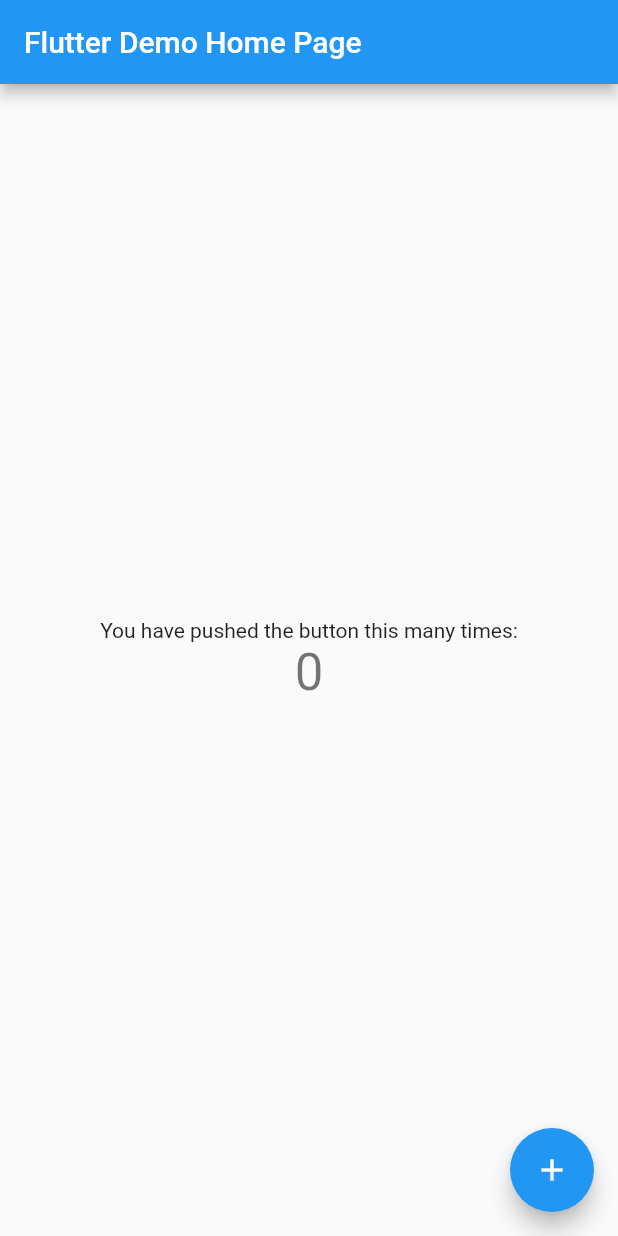
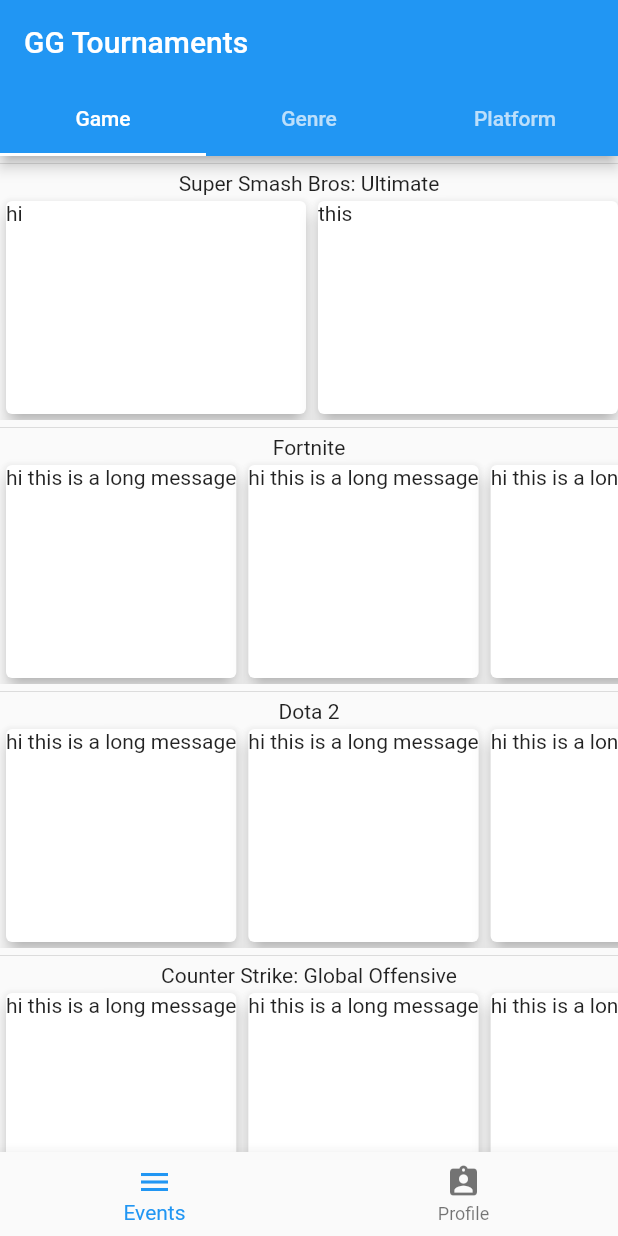
Before and after one commit to ggtournaments/ggtournaments.github.io, a Flutter app: the screen it shows after launch, on a phone screen of 412 x 824 dp. Run offline on Flutter 3.47's test engine with Material 2 defaults, Android fonts, the phone set to English and light mode, and no system bars.

Commit message:
initial commit to events branch

```diff
--- /dev/null
+++ b/gg_tournaments/lib/events.dart
@@ -0,0 +1,232 @@
+import 'package:flutter/material.dart';
+
+class EventsPage extends StatefulWidget {
+  static String tag = 'menu-page';
+
+  final TabController tabController;
+
+  const EventsPage({Key key, this.tabController}): super(key: key);
+
+  @override
+  _EventsPageState createState() => _EventsPageState();
+}
+
+class _EventsPageState extends State<EventsPage> {
+  @override
+  void initState() {
+    super.initState();
+  }
+
+  List<Widget> cardGenerator(items) {
+    List<Widget> cardList =  new List<Widget>();
+
+    for (var item in items) {
+      Widget card = new Card(
+        child: InkWell(
+          onTap: () {},
+          child: Container(
+            width: 200,
+            child: Text(item),
+          ),
+        ),
+        elevation: 5.0,
+      );
+
+      cardList.add(card);
+    }
+
+    return cardList;
+  }
+
+  Widget gameView() {
+    return SingleChildScrollView(
+      child: Column(
+        children: <Widget>[
+          Divider(height: 10),
+
+          Text("Super Smash Bros: Ultimate"),
+          Container(
+            height: 150,
+            child: ListView(
+              scrollDirection: Axis.horizontal,
+              children: cardGenerator(["hi", "this", "is", "cool"])
+            ),
+          ),
+
+          Divider(height: 10),
+
+          Text("Fortnite"),
+          Container(
+            height: 150,
+            child: ListView(
+              scrollDirection: Axis.horizontal,
+              children: <Widget>[
+                Card(
+                  child: InkWell(
+                    child: Text("hi this is a long message"),
+                    onTap: () {},
+                  ),
+                  elevation: 5.0,
+                ),
+                Card(
+                  child: InkWell(
+                    child: Text("hi this is a long message"),
+                    onTap: () {},
+                  ),
+                  elevation: 5.0,
+                ),
+                Card(
+                  child: InkWell(
+                    child: Text("hi this is a long message"),
+                    onTap: () {},
+                  ),
+                  elevation: 5.0,
+                ),
+                Card(
+                  child: InkWell(
+                    child: Text("hi this is a long message"),
+                    onTap: () {},
+                  ),
+                  elevation: 5.0,
+                )
+              ],
+            ),
+          ),
+
+          Divider(height: 10),
+
+          Text("Dota 2"),
+          Container(
+            height: 150,
+            child: ListView(
+              scrollDirection: Axis.horizontal,
+              children: <Widget>[
+                Card(
+                  child: InkWell(
+                    child: Text("hi this is a long message"),
+                    onTap: () {},
+                  ),
+                  elevation: 5.0,
+                ),
+                Card(
+                  child: InkWell(
+                    child: Text("hi this is a long message"),
+                    onTap: () {},
+                  ),
+                  elevation: 5.0,
+                ),
+                Card(
+                  child: InkWell(
+                    child: Text("hi this is a long message"),
+                    onTap: () {},
+                  ),
+                  elevation: 5.0,
+                ),
+                Card(
+                  child: InkWell(
+                    child: Text("hi this is a long message"),
+                    onTap: () {},
+                  ),
+                  elevation: 5.0,
+                )
+              ],
+            ),
+          ),
+
+          Divider(height: 10),
+
+          Text("Counter Strike: Global Offensive"),
+          Container(
+            height: 150,
+            child: ListView(
+              scrollDirection: Axis.horizontal,
+              children: <Widget>[
+                Card(
+                  child: InkWell(
+                    child: Text("hi this is a long message"),
+                    onTap: () {},
+                  ),
+                  elevation: 5.0,
+                ),
+                Card(
+                  child: InkWell(
+                    child: Text("hi this is a long message"),
+                    onTap: () {},
+                  ),
+                  elevation: 5.0,
+                ),
+                Card(
+                  child: InkWell(
+                    child: Text("hi this is a long message"),
+                    onTap: () {},
+                  ),
+                  elevation: 5.0,
+                ),
+                Card(
+                  child: InkWell(
+                    child: Text("hi this is a long message"),
+                    onTap: () {},
+                  ),
+                  elevation: 5.0,
+                )
+              ],
+            ),
+          ),
+
+          Divider(height: 10),
+
+          Text("Hearthstone"),
+          Container(
+            height: 150,
+            child: ListView(
+              scrollDirection: Axis.horizontal,
+              children: <Widget>[
+                Card(
+                  child: InkWell(
+                    child: Text("hi this is a long message"),
+                    onTap: () {},
+                  ),
+                  elevation: 5.0,
+                ),
+                Card(
+                  child: InkWell(
+                    child: Text("hi this is a long message"),
+                    onTap: () {},
+                  ),
+                  elevation: 5.0,
+                ),
+                Card(
+                  child: InkWell(
+                    child: Text("hi this is a long message"),
+                    onTap: () {},
+                  ),
+                  elevation: 5.0,
+                ),
+                Card(
+                  child: InkWell(
+                    child: Text("hi this is a long message"),
+                    onTap: () {},
+                  ),
+                  elevation: 5.0,
+                )
+              ],
+            ),
+          ),
+        ],
+      ),
+    );
+  }
+
+  @override
+  Widget build(BuildContext context) {
+    // TODO: implement build
+    return TabBarView(
+      children: [
+        gameView(),
+        new Text("This is chat Tab View"),
+        new Text("This is notification Tab View"),
+      ],
+      controller: widget.tabController
+    );
+  }
+}
--- /dev/null
+++ b/gg_tournaments/lib/home.dart
@@ -0,0 +1,86 @@
+import 'package:flutter/material.dart';
+import 'events.dart';
+
+class HomePage extends StatefulWidget {
+  static String tag = 'menu-page';
+
+  @override
+  _HomePageState createState() => _HomePageState();
+}
+
+class _HomePageState extends State<HomePage> with SingleTickerProviderStateMixin{
+  TabController tabController;
+
+  int selectedIndex = 0;
+
+  @override
+  void initState() {
+    // TODO: implement initState
+    tabController = new TabController(length: 3, vsync: this);
+    super.initState();
+  }
+
+  void onItemTapped(int index) {
+    setState(() {
+      selectedIndex = index;
+    });
+  }
+
+  Widget getHeader(int index) {
+    switch (index){
+      case 0:
+        return AppBar(
+          title: Text('GG Tournaments'),
+          bottom: TabBar(
+            controller: tabController,
+            tabs: <Widget>[
+              Tab(child: Text("Game")),
+              Tab(child: Text("Genre")),
+              Tab(child: Text("Platform"))
+            ],
+          ),
+        );
+      case 1:
+        return AppBar(
+          title: Text('GG Tournaments'),
+        );
+      default:
+        return Container();
+    }
+  }
+
+  Widget getBody(int index) {
+    switch (index){
+      case 0:
+        return EventsPage(tabController: tabController);
+      case 1:
+        return Container();
+      default:
+        return Container();
+    }
+  }
+
+  @override
+  Widget build(BuildContext context) {
+    return Scaffold(
+      appBar: getHeader(selectedIndex),
+      body: Center(
+        child: getBody(selectedIndex)
+      ),
+      bottomNavigationBar: BottomNavigationBar(
+        currentIndex: selectedIndex,
+        onTap: onItemTapped,
+        items: const <BottomNavigationBarItem>[
+          BottomNavigationBarItem(
+            icon: Icon(Icons.menu),
+            title: Text('Events'),
+          ),
+          BottomNavigationBarItem(
+            icon: Icon(Icons.assignment_ind),
+            title: Text('Profile')
+          )
+        ],
+      ),
+    );
+  }
+}
--- a/gg_tournaments/lib/main.dart
+++ b/gg_tournaments/lib/main.dart
@@ -1,4 +1,5 @@
 import 'package:flutter/material.dart';
+import 'home.dart';
 
 void main() => runApp(MyApp());
 
@@ -20,7 +21,7 @@
         // is not restarted.
         primarySwatch: Colors.blue,
       ),
-      home: MyHomePage(title: 'Flutter Demo Home Page'),
+      home: HomePage(),
     );
   }
 }
```
